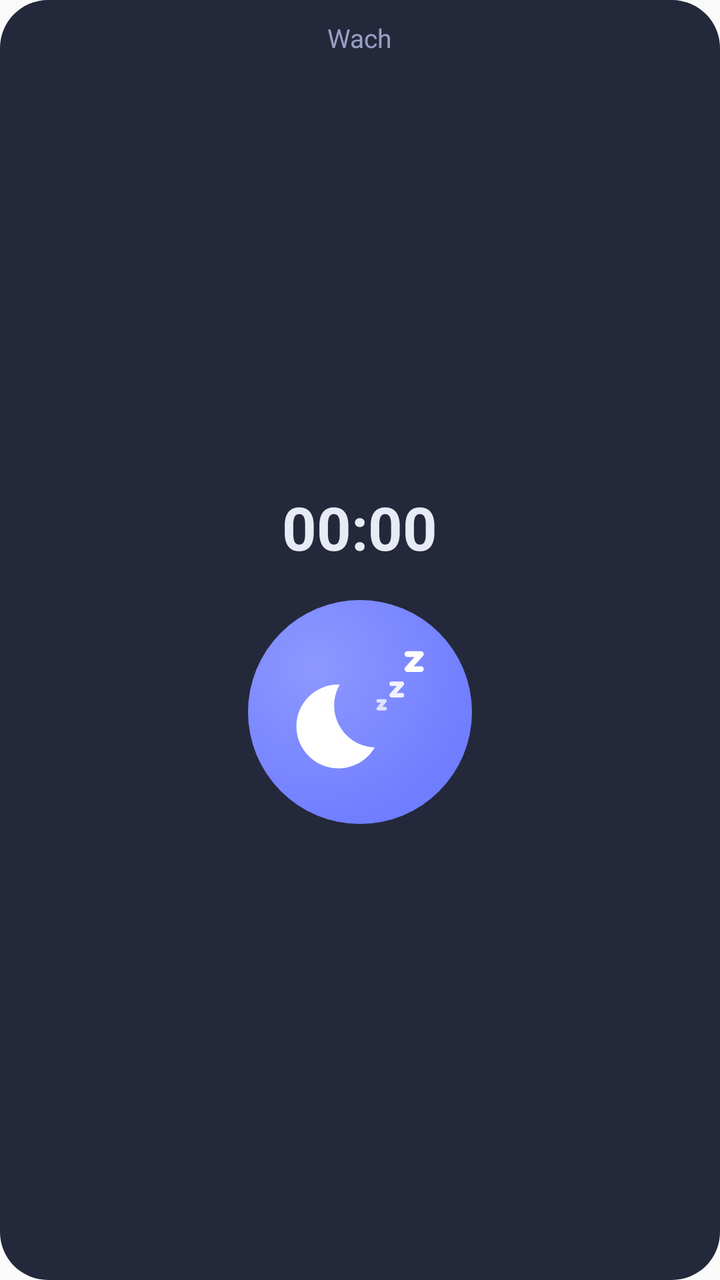
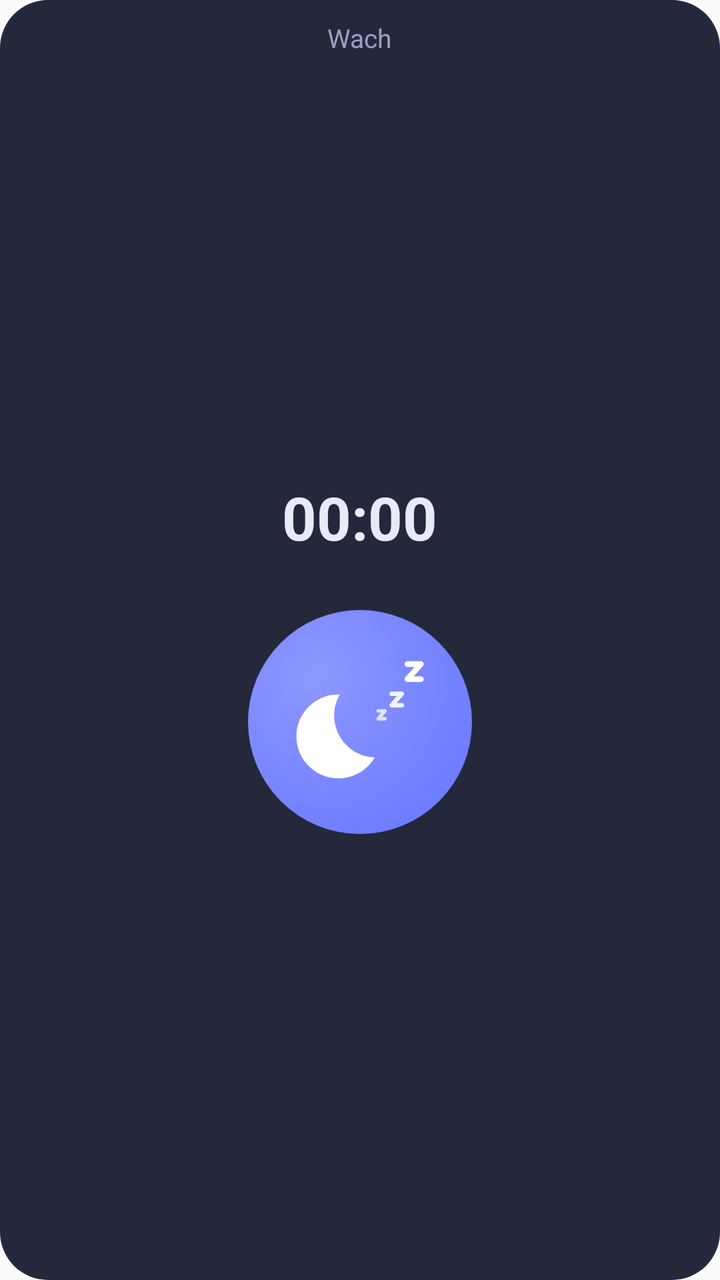

The first picture is an Android layout as it rendered before a commit; the second is the same layout after the commit. The layout source and the unified diff follow.
<!-- AndroidManifest.xml: application theme AppTheme -->
<!-- res/layout/widget_sleep_vertical.xml -->
<?xml version="1.0" encoding="utf-8"?>
<LinearLayout xmlns:android="http://schemas.android.com/apk/res/android"
    android:id="@+id/widget_root"
    android:layout_width="match_parent"
    android:layout_height="match_parent"
    android:background="@drawable/widget_bg"
    android:gravity="center_horizontal"
    android:orientation="vertical"
    android:paddingStart="12dp"
    android:paddingTop="10dp"
    android:paddingEnd="12dp"
    android:paddingBottom="12dp">

    <TextView
        android:id="@+id/widget_label"
        android:layout_width="wrap_content"
        android:layout_height="wrap_content"
        android:text="Wach"
        android:textColor="#9AA0C3"
        android:textSize="13sp" />

    
    <TextView
        android:id="@+id/widget_ago"
        android:layout_width="wrap_content"
        android:layout_height="wrap_content"
        android:layout_marginTop="2dp"
        android:fontFamily="sans-serif-medium"
        android:textColor="#E8EAF6"
        android:textSize="15sp"
        android:visibility="gone" />

    <LinearLayout
        android:layout_width="match_parent"
        android:layout_height="0dp"
        android:layout_weight="1"
        android:gravity="center"
        android:orientation="vertical">

        <Chronometer
            android:id="@+id/widget_chrono"
            android:layout_width="wrap_content"
            android:layout_height="wrap_content"
            android:fontFamily="sans-serif"
            android:textColor="#E8EAF6"
            android:textSize="30sp"
            android:textStyle="bold" />

        <TextView
            android:id="@+id/widget_since"
            android:maxLines="1"
            android:ellipsize="end"
            android:layout_width="wrap_content"
            android:layout_height="wrap_content"
            android:textColor="#9AA0C3"
            android:textSize="12sp" />

        <ImageButton
            android:id="@+id/widget_moon"
            android:layout_width="112dp"
            android:layout_height="112dp"
            android:background="@drawable/widget_moon_button"
            android:contentDescription="Schläft"
            android:padding="20dp"
            android:scaleType="fitCenter"
            android:src="@drawable/ic_widget_moon_zz" />
    </LinearLayout>

    <LinearLayout
        android:id="@+id/widget_controls"
        android:layout_width="match_parent"
        android:layout_height="wrap_content"
        android:orientation="horizontal"
        android:visibility="gone">

        <ImageButton
            android:id="@+id/widget_pause"
            android:layout_width="0dp"
            android:layout_height="44dp"
            android:layout_weight="1"
            android:background="@drawable/widget_button_wake"
            android:contentDescription="Pause"
            android:src="@drawable/ic_widget_pause" />

        <ImageButton
            android:id="@+id/widget_stop"
            android:layout_width="0dp"
            android:layout_height="44dp"
            android:layout_marginStart="8dp"
            android:layout_weight="1"
            android:background="@drawable/widget_button_sleep"
            android:contentDescription="Aufgewacht"
            android:src="@drawable/ic_widget_stop" />
    </LinearLayout>
</LinearLayout>
<!-- resources referenced by this layout -->
<resources>
  <!-- drawable ic_widget_moon_zz (drawable) -->
  <?xml version="1.0" encoding="utf-8"?>
  <vector xmlns:android="http://schemas.android.com/apk/res/android"
      android:width="48dp"
      android:height="48dp"
      android:viewportWidth="48"
      android:viewportHeight="48">
      <group
          android:scaleX="1.4"
          android:scaleY="1.4"
          android:translateY="12">
          <path
              android:fillColor="#FFFFFFFF"
              android:pathData="M12.34,2.02C6.59,1.82 2,6.42 2,12c0,5.52 4.48,10 10,10c3.71,0 6.93,-2.02 8.66,-5.02C13.15,16.73 8.57,8.55 12.34,2.02z" />
      </group>
      <path
          android:pathData="M30.1,20.3h2.2l-2.2,2.6h2.2"
          android:strokeAlpha="0.75"
          android:strokeColor="#FFFFFFFF"
          android:strokeLineCap="round"
          android:strokeLineJoin="round"
          android:strokeWidth="1.2" />
      <path
          android:pathData="M34.55,14.6h3.4l-3.4,3.8h3.4"
          android:strokeAlpha="0.9"
          android:strokeColor="#FFFFFFFF"
          android:strokeLineCap="round"
          android:strokeLineJoin="round"
          android:strokeWidth="1.5" />
      <path
          android:pathData="M39.8,4.7h4.5l-4.5,5h4.5"
          android:strokeColor="#FFFFFFFF"
          android:strokeLineCap="round"
          android:strokeLineJoin="round"
          android:strokeWidth="1.9" />
  </vector>
  <!-- drawable ic_widget_pause (drawable) -->
  <?xml version="1.0" encoding="utf-8"?>
  <vector xmlns:android="http://schemas.android.com/apk/res/android"
      android:width="24dp"
      android:height="24dp"
      android:viewportWidth="24"
      android:viewportHeight="24">
      <path
          android:fillColor="#FFFFFFFF"
          android:pathData="M6,19h4V5H6v14zM14,5v14h4V5h-4z" />
  </vector>
  <!-- drawable ic_widget_stop (drawable) -->
  <?xml version="1.0" encoding="utf-8"?>
  <vector xmlns:android="http://schemas.android.com/apk/res/android"
      android:width="24dp"
      android:height="24dp"
      android:viewportWidth="24"
      android:viewportHeight="24">
      <path
          android:fillColor="#FFFFFFFF"
          android:pathData="M6,6h12v12H6z" />
  </vector>
  <!-- drawable widget_bg (drawable) -->
  <?xml version="1.0" encoding="utf-8"?>
  <shape xmlns:android="http://schemas.android.com/apk/res/android" android:shape="rectangle">
      <solid android:color="#F2191D31" />
      <corners android:radius="24dp" />
  </shape>
  <!-- drawable widget_button_sleep (drawable) -->
  <?xml version="1.0" encoding="utf-8"?>
  <shape xmlns:android="http://schemas.android.com/apk/res/android" android:shape="rectangle">
      <solid android:color="#6F7DFF" />
      <corners android:radius="24dp" />
  </shape>
  <!-- drawable widget_button_wake (drawable) -->
  <?xml version="1.0" encoding="utf-8"?>
  <shape xmlns:android="http://schemas.android.com/apk/res/android" android:shape="rectangle">
      <solid android:color="#232845" />
      <stroke android:width="1dp" android:color="#6F7DFF" />
      <corners android:radius="24dp" />
  </shape>
  <!-- drawable widget_moon_button (drawable) -->
  <?xml version="1.0" encoding="utf-8"?>
  <shape xmlns:android="http://schemas.android.com/apk/res/android" android:shape="oval">
      <gradient
          android:centerX="0.3"
          android:centerY="0.3"
          android:endColor="#6F7DFF"
          android:gradientRadius="75%"
          android:startColor="#8D98FF"
          android:type="radial" />
  </shape>
  <style name="AppTheme" parent="Theme.AppCompat.Light.DarkActionBar">
          
          <item name="colorPrimary">@color/colorPrimary</item>
          <item name="colorPrimaryDark">@color/colorPrimaryDark</item>
          <item name="colorAccent">@color/colorAccent</item>
      </style>
</resources>

<!-- the commit's change to res/layout/widget_sleep_vertical.xml (unified diff, before → after) -->
@@ -59,6 +59,7 @@
             android:id="@+id/widget_moon"
             android:layout_width="112dp"
             android:layout_height="112dp"
+            android:layout_marginTop="10dp"
             android:background="@drawable/widget_moon_button"
             android:contentDescription="Schläft"
             android:padding="20dp"
